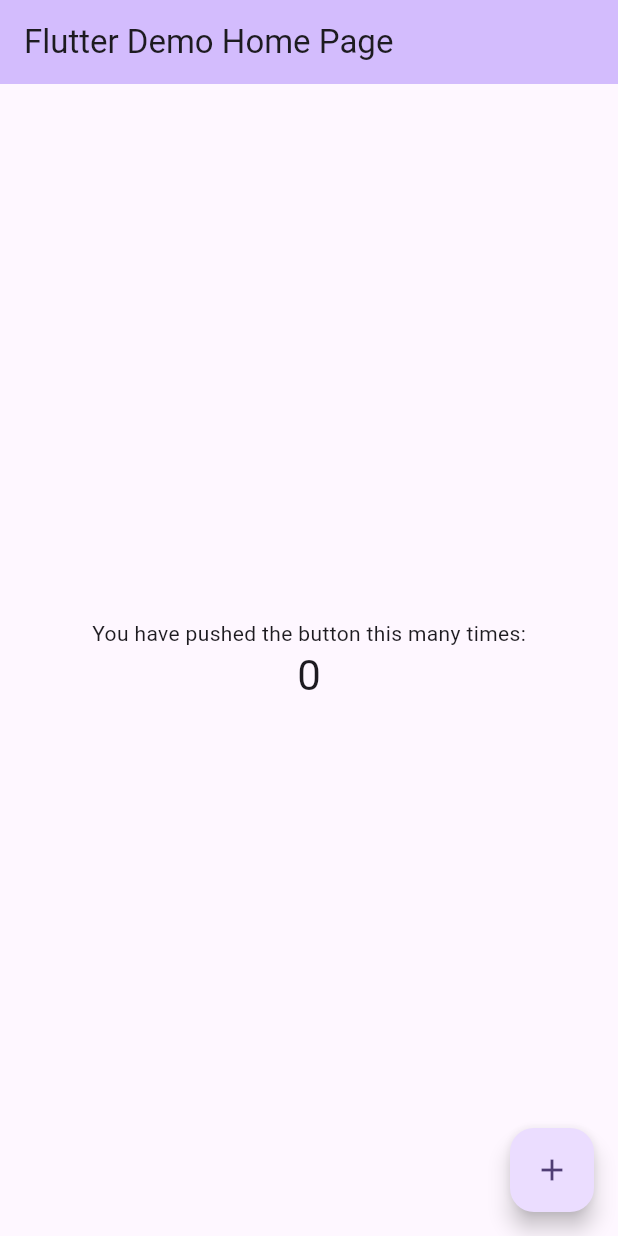
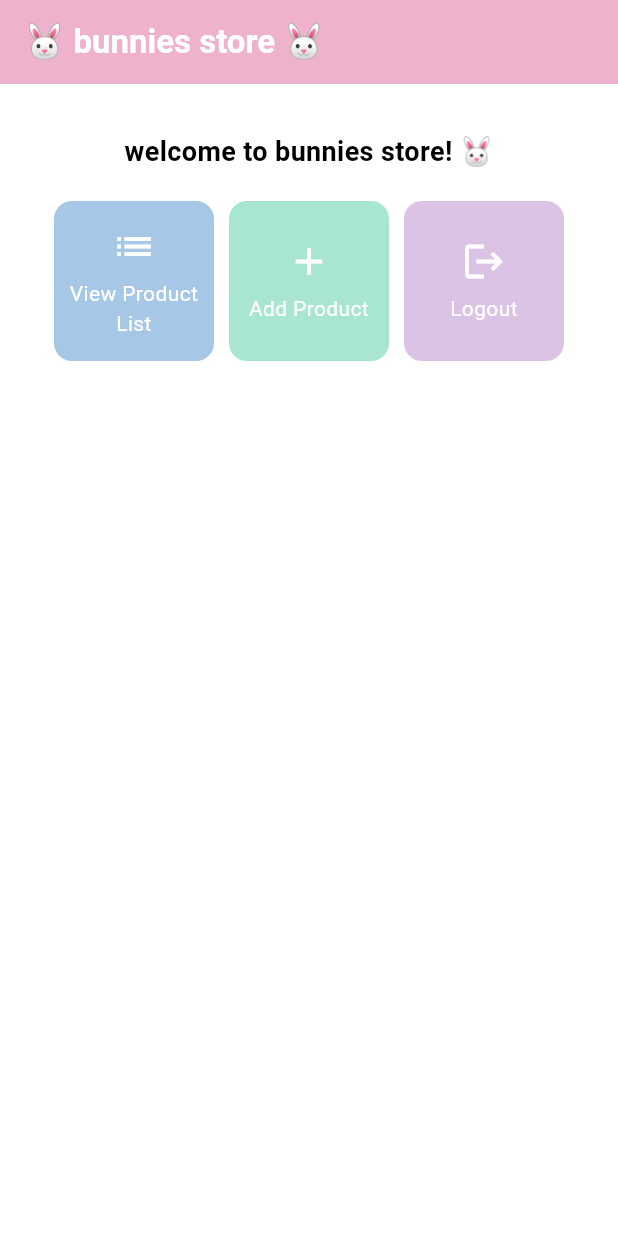
Before and after one commit to karolinajocelyn/bunnies-store-mobile, a Flutter app: the screen it shows after launch, on a phone screen of 412 x 824 dp. Run offline on Flutter 3.47's test engine with Material 3 defaults, Android fonts, the phone set to English and light mode, and no system bars.

Commit message:
feat: added menu and styling

```diff
--- a/lib/main.dart
+++ b/lib/main.dart
@@ -1,4 +1,5 @@
 import 'package:flutter/material.dart';
+import 'package:bunnies_store/menu.dart';
 
 void main() {
   runApp(const MyApp());
@@ -7,119 +8,22 @@
 class MyApp extends StatelessWidget {
   const MyApp({super.key});
 
-  // This widget is the root of your application.
   @override
   Widget build(BuildContext context) {
     return MaterialApp(
-      title: 'Flutter Demo',
+      title: 'Bunnies Store',
       theme: ThemeData(
-        // This is the theme of your application.
-        //
-        // TRY THIS: Try running your application with "flutter run". You'll see
-        // the application has a purple toolbar. Then, without quitting the app,
-        // try changing the seedColor in the colorScheme below to Colors.green
-        // and then invoke "hot reload" (save your changes or press the "hot
-        // reload" button in a Flutter-supported IDE, or press "r" if you used
-        // the command line to start the app).
-        //
-        // Notice that the counter didn't reset back to zero; the application
-        // state is not lost during the reload. To reset the state, use hot
-        // restart instead.
-        //
-        // This works for code too, not just values: Most code changes can be
-        // tested with just a hot reload.
-        colorScheme: ColorScheme.fromSeed(seedColor: Colors.deepPurple),
+        // Define a pastel pink primary color for a galaxy look.
+        colorScheme: ColorScheme.fromSwatch(
+          primarySwatch: Colors.pink,
+        ).copyWith(
+          primary: Color(0xFFEFB2CC), // Soft pastel pink
+          secondary: Color(0xFFDBC3E6), // Light pastel lavender as accent
+        ),
+        scaffoldBackgroundColor: Colors.white, // Light pastel background
         useMaterial3: true,
       ),
-      home: const MyHomePage(title: 'Flutter Demo Home Page'),
+      home: MyHomePage(),
     );
   }
 }
-
-class MyHomePage extends StatefulWidget {
-  const MyHomePage({super.key, required this.title});
-
-  // This widget is the home page of your application. It is stateful, meaning
-  // that it has a State object (defined below) that contains fields that affect
-  // how it looks.
-
-  // This class is the configuration for the state. It holds the values (in this
-  // case the title) provided by the parent (in this case the App widget) and
-  // used by the build method of the State. Fields in a Widget subclass are
-  // always marked "final".
-
-  final String title;
-
-  @override
-  State<MyHomePage> createState() => _MyHomePageState();
-}
-
-class _MyHomePageState extends State<MyHomePage> {
-  int _counter = 0;
-
-  void _incrementCounter() {
-    setState(() {
-      // This call to setState tells the Flutter framework that something has
-      // changed in this State, which causes it to rerun the build method below
-      // so that the display can reflect the updated values. If we changed
-      // _counter without calling setState(), then the build method would not be
-      // called again, and so nothing would appear to happen.
-      _counter++;
-    });
-  }
-
-  @override
-  Widget build(BuildContext context) {
-    // This method is rerun every time setState is called, for instance as done
-    // by the _incrementCounter method above.
-    //
-    // The Flutter framework has been optimized to make rerunning build methods
-    // fast, so that you can just rebuild anything that needs updating rather
-    // than having to individually change instances of widgets.
-    return Scaffold(
-      appBar: AppBar(
-        // TRY THIS: Try changing the color here to a specific color (to
-        // Colors.amber, perhaps?) and trigger a hot reload to see the AppBar
-        // change color while the other colors stay the same.
-        backgroundColor: Theme.of(context).colorScheme.inversePrimary,
-        // Here we take the value from the MyHomePage object that was created by
-        // the App.build method, and use it to set our appbar title.
-        title: Text(widget.title),
-      ),
-      body: Center(
-        // Center is a layout widget. It takes a single child and positions it
-        // in the middle of the parent.
-        child: Column(
-          // Column is also a layout widget. It takes a list of children and
-          // arranges them vertically. By default, it sizes itself to fit its
-          // children horizontally, and tries to be as tall as its parent.
-          //
-          // Column has various properties to control how it sizes itself and
-          // how it positions its children. Here we use mainAxisAlignment to
-          // center the children vertically; the main axis here is the vertical
-          // axis because Columns are vertical (the cross axis would be
-          // horizontal).
-          //
-          // TRY THIS: Invoke "debug painting" (choose the "Toggle Debug Paint"
-          // action in the IDE, or press "p" in the console), to see the
-          // wireframe for each widget.
-          mainAxisAlignment: MainAxisAlignment.center,
-          children: <Widget>[
-            const Text(
-              'You have pushed the button this many times:',
-            ),
-            Text(
-              '$_counter',
-              style: Theme.of(context).textTheme.headlineMedium,
-            ),
-          ],
-        ),
-      ),
-      floatingActionButton: FloatingActionButton(
-        onPressed: _incrementCounter,
-        tooltip: 'Increment',
-        child: const Icon(Icons.add),
-      ), // This trailing comma makes auto-formatting nicer for build methods.
-    );
-  }
-}
--- /dev/null
+++ b/lib/menu.dart
@@ -0,0 +1,117 @@
+import 'package:flutter/material.dart';
+
+class MyHomePage extends StatelessWidget {
+  final List<ItemHomepage> items = [
+    ItemHomepage("View Product List", Icons.list, Color(0xFFA7C7E7)), // pastel blue
+    ItemHomepage("Add Product", Icons.add, Color(0xFFA8E6CF)), // pastel green
+    ItemHomepage("Logout", Icons.logout, Color(0xFFDBC3E6)), // pastel purple
+  ];
+
+  MyHomePage({super.key});
+
+  @override
+  Widget build(BuildContext context) {
+    return Scaffold(
+      appBar: AppBar(
+        title: const Text(
+          '🐰 bunnies store 🐰',
+          style: TextStyle(
+            color: Colors.white,
+            fontWeight: FontWeight.bold,
+          ),
+        ),
+        backgroundColor: Theme.of(context).colorScheme.primary,
+      ),
+      body: Padding(
+        padding: const EdgeInsets.all(16.0),
+        child: Center(
+          child: Column(
+            crossAxisAlignment: CrossAxisAlignment.center,
+            children: [
+              const Padding(
+                padding: EdgeInsets.only(top: 16.0),
+                child: Text(
+                  'welcome to bunnies store! 🐰',
+                  style: TextStyle(
+                    fontWeight: FontWeight.bold,
+                    fontSize: 18.0,
+                  ),
+                ),
+              ),
+              GridView.count(
+                primary: true,
+                padding: const EdgeInsets.all(20),
+                crossAxisSpacing: 10,
+                mainAxisSpacing: 10,
+                crossAxisCount: 3,
+                shrinkWrap: true,
+                children: items.map((ItemHomepage item) {
+                  return ItemCard(item);
+                }).toList(),
+              ),
+            ],
+          ),
+        ),
+      ),
+    );
+  }
+}
+
+class ItemHomepage {
+  final String name;
+  final IconData icon;
+  final Color color;
+
+  ItemHomepage(this.name, this.icon, this.color);
+}
+
+class ItemCard extends StatelessWidget {
+  final ItemHomepage item;
+
+  const ItemCard(this.item, {super.key});
+
+  @override
+  Widget build(BuildContext context) {
+    return Material(
+      color: item.color,
+      borderRadius: BorderRadius.circular(12),
+      child: InkWell(
+        onTap: () {
+          String message;
+          if (item.name == "View Product List") {
+            message = "Kamu telah menekan tombol Lihat Daftar Produk";
+          } else if (item.name == "Add Product") {
+            message = "Kamu telah menekan tombol Tambah Produk";
+          } else {
+            message = "Kamu telah menekan tombol Logout";
+          }
+
+          ScaffoldMessenger.of(context)
+            ..hideCurrentSnackBar()
+            ..showSnackBar(SnackBar(content: Text(message)));
+        },
+        child: Container(
+          padding: const EdgeInsets.all(8),
+          child: Center(
+            child: Column(
+              mainAxisAlignment: MainAxisAlignment.center,
+              children: [
+                Icon(
+                  item.icon,
+                  color: Colors.white,
+                  size: 30.0,
+                ),
+                const Padding(padding: EdgeInsets.all(3)),
+                Text(
+                  item.name,
+                  textAlign: TextAlign.center,
+                  style: const TextStyle(color: Colors.white),
+                ),
+              ],
+            ),
+          ),
+        ),
+      ),
+    );
+  }
+}
```
